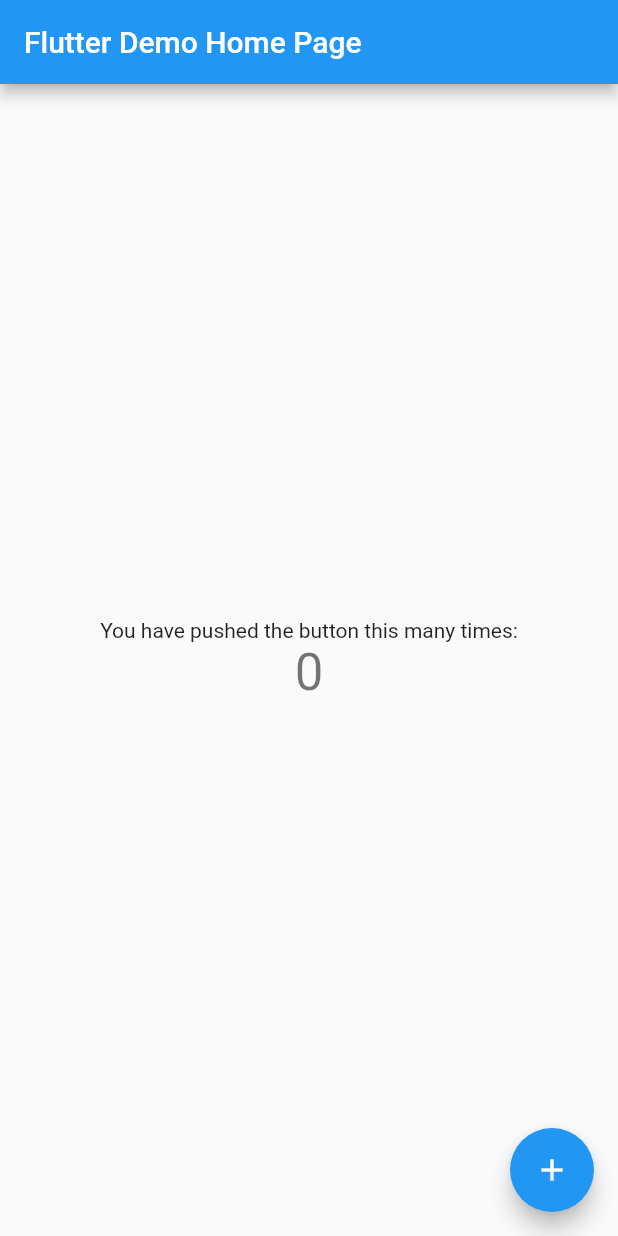
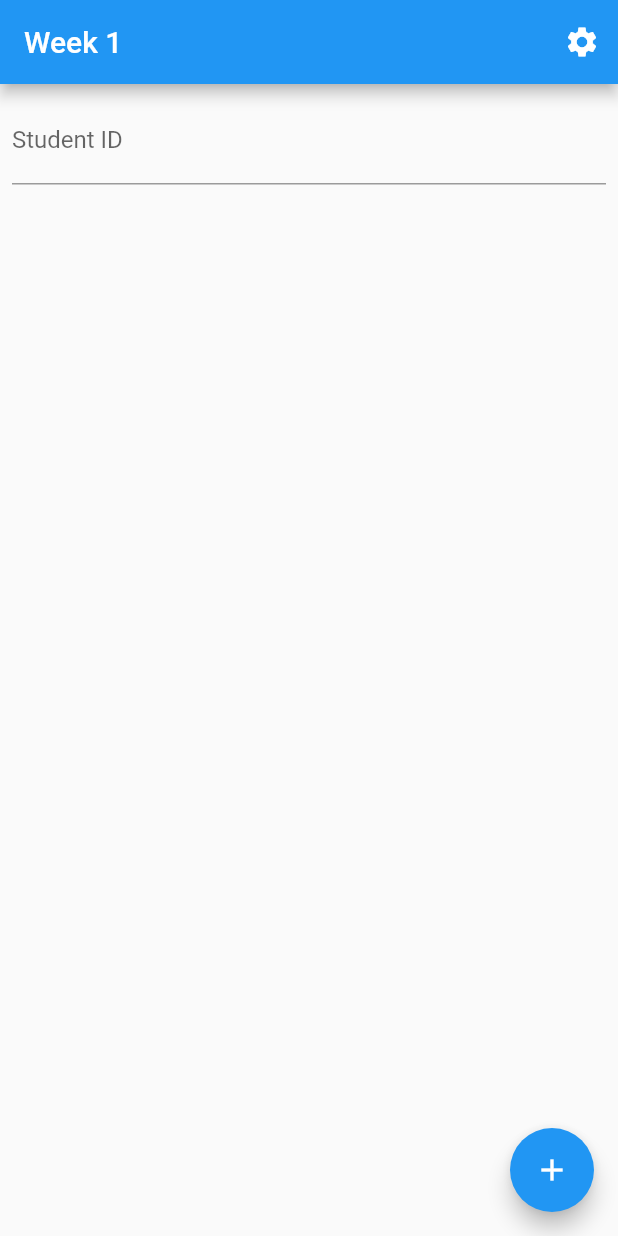
Before and after one commit to lfwells/kit305_week12_flutter_tutorial_marking_demo, a Flutter app: the screen it shows after launch, on a phone screen of 412 x 824 dp. Run offline on Flutter 3.47's test engine with Material 2 defaults, Android fonts, the phone set to English and light mode, and no system bars; our stand-ins replace cloud_firestore, firebase_core; accounts and stored records are empty; generated files the repository leaves out were written again.

Commit message:
done in the live session

```diff
--- /dev/null
+++ b/lib/grade.dart
@@ -0,0 +1,49 @@
+import 'package:json_annotation/json_annotation.dart';
+
+
+part 'grade.g.dart';
+
+/// An annotation for the code generator to know that this class needs the
+/// JSON serialization logic to be generated.
+@JsonSerializable()
+class Grade {
+  Grade(this.week, this.studentID, this.stringGrade, this.doubleGrade);
+
+  @JsonKey(ignore:true)
+  late String id;
+
+  @JsonKey(defaultValue: 1)
+  int week; //starting 1
+  @JsonKey(defaultValue: "110852")
+  String studentID;
+
+  //TODO: store grade type?
+  @JsonKey(required: false)
+  String? stringGrade; //HD, D, C, P, N
+  @JsonKey(defaultValue: 0)
+  double doubleGrade; //%, checkpoints, checkbox
+
+  @JsonKey(ignore: true)
+  String get displayGrade
+  {
+    var doubleGradeAsPerc = doubleGrade * 100;
+    if (stringGrade != null)
+    {
+      return "${stringGrade!} ($doubleGradeAsPerc %)";
+    }
+    else
+    {
+      return "$doubleGradeAsPerc%";
+    }
+  }
+
+  /// A necessary factory constructor for creating a new Grade instance
+  /// from a map. Pass the map to the generated `_$GradeFromJson()` constructor.
+  /// The constructor is named after the source class, in this case, User.
+  factory Grade.fromJson(Map<String, dynamic> json) => _$GradeFromJson(json);
+
+  /// `toJson` is the convention for a class to declare support for serialization
+  /// to JSON. The implementation simply calls the private, generated
+  /// helper method `_$UserToJson`.
+  Map<String, dynamic> toJson() => _$GradeToJson(this);
+}
--- /dev/null
+++ b/lib/grades_list.dart
@@ -0,0 +1,100 @@
+import 'package:flutter/material.dart';
+import 'package:kit305_week12_flutter_tutorial_marking_demo/grade.dart';
+import 'package:kit305_week12_flutter_tutorial_marking_demo/grades_provider.dart';
+import 'package:provider/provider.dart';
+
+class GradesList extends StatefulWidget {
+  const GradesList({Key? key, required this.week}) : super(key: key);
+
+  final int week;
+
+  @override
+  State<GradesList> createState() => _GradesListState();
+}
+
+class _GradesListState extends State<GradesList> {
+
+  @override
+  Widget build(BuildContext context) {
+    return Consumer<GradesProvider>(
+      builder: (context, gradesModel, _) {
+        if (gradesModel.loading)
+        {
+          return const Center(
+            child: CircularProgressIndicator(),
+          );
+        }
+
+        var thisWeeksGrades = gradesModel.getGradesForWeek(widget.week);
+
+        return TheGradesList(thisWeeksGrades: thisWeeksGrades);
+      }
+    );
+  }
+}
+
+class TheGradesList extends StatefulWidget {
+  const TheGradesList({
+    Key? key,
+    required this.thisWeeksGrades,
+  }) : super(key: key);
+
+  final List<Grade> thisWeeksGrades;
+
+  @override
+  State<TheGradesList> createState() => _TheGradesListState();
+}
+
+class _TheGradesListState extends State<TheGradesList> {
+  late List<Grade> filteredGrades;
+
+  @override
+  void initState() {
+    super.initState();
+    filteredGrades = widget.thisWeeksGrades;
+  }
+
+  @override
+  Widget build(BuildContext context) {
+    return Column(
+      children: [
+        Padding(
+          padding: const EdgeInsets.all(8.0),
+          child: TextFormField(
+            decoration: const InputDecoration(
+              labelText: "Student ID",
+            ),
+            onFieldSubmitted: (value) async {
+              //filter the list to only show the searched student id
+              if (value.isEmpty) {
+                setState(() => filteredGrades = widget.thisWeeksGrades );
+              } else {
+                setState(() => filteredGrades = widget.thisWeeksGrades.where((element) => element.studentID.toLowerCase().contains(value.toLowerCase())).toList() );
+              }
+            },
+          )
+        ),
+        Expanded(
+          child: ListView.builder(
+            itemCount: filteredGrades.length,
+             itemBuilder: (context, i) {
+              var grade = filteredGrades[i];
+              return Dismissible(
+                key: Key(grade.id),
+                onDismissed: (direction) {
+                  var gradesModel = Provider.of<GradesProvider>(context, listen: false);
+                  gradesModel.remove(grade);
+                },
+                background: Container(color: Colors.red),
+                child: ListTile(
+                 title: Text(grade.studentID),
+                 subtitle: Text(grade.displayGrade),
+                ),
+              );
+            },
+          ),
+        ),
+      ],
+    );
+  }
+}
--- /dev/null
+++ b/lib/grades_provider.dart
@@ -0,0 +1,60 @@
+
+
+import 'package:cloud_firestore/cloud_firestore.dart';
+import 'package:flutter/material.dart';
+import 'package:kit305_week12_flutter_tutorial_marking_demo/grade.dart';
+
+class GradesProvider extends ChangeNotifier
+{
+  final _collection = FirebaseFirestore.instance.collection("grades");
+
+  bool loading = true;
+  bool addLoading = false;
+  List<Grade> grades = [];
+
+  GradesProvider()
+  {
+    fetch();
+  }
+
+  Future fetch() async
+  {
+    //get the collection
+    var snapshot = await _collection.get();
+
+    for (var doc in snapshot.docs)
+    {
+      var grade = Grade.fromJson(doc.data());
+      grade.id = doc.id;
+      grades.add(grade);
+    }
+
+    loading = false;
+    notifyListeners();
+  }
+
+  Future add(Grade newGrade) async
+  {
+    addLoading = true;
+    notifyListeners();
+
+    await _collection.add(newGrade.toJson());
+
+    grades.add(newGrade);
+    addLoading = false;
+    notifyListeners();
+  }
+
+  Future remove(Grade grade) async
+  {
+    await _collection.doc(grade.id).delete();
+
+    grades.remove(grade);
+    notifyListeners();
+  }
+
+  List<Grade> getGradesForWeek(int week)
+  {
+    return grades.where((element) => element.week == week).toList();
+  }
+}
--- a/lib/main.dart
+++ b/lib/main.dart
@@ -1,7 +1,11 @@
 import 'package:flutter/material.dart';
 
 import 'package:firebase_core/firebase_core.dart';
+import 'package:kit305_week12_flutter_tutorial_marking_demo/grade.dart';
+import 'package:kit305_week12_flutter_tutorial_marking_demo/grades_provider.dart';
+import 'package:provider/provider.dart';
 import 'firebase_options.dart';
+import 'grades_list.dart';
 
 Future main() async {
   WidgetsFlutterBinding.ensureInitialized();
@@ -20,106 +24,76 @@
   // This widget is the root of your application.
   @override
   Widget build(BuildContext context) {
-    return MaterialApp(
-      title: 'Flutter Demo',
-      theme: ThemeData(
-        // This is the theme of your application.
-        //
-        // Try running your application with "flutter run". You'll see the
-        // application has a blue toolbar. Then, without quitting the app, try
-        // changing the primarySwatch below to Colors.green and then invoke
-        // "hot reload" (press "r" in the console where you ran "flutter run",
-        // or simply save your changes to "hot reload" in a Flutter IDE).
-        // Notice that the counter didn't reset back to zero; the application
-        // is not restarted.
-        primarySwatch: Colors.blue,
-      ),
-      home: const MyHomePage(title: 'Flutter Demo Home Page'),
+    return ChangeNotifierProvider<GradesProvider>(
+      create: (_) => GradesProvider(),
+      child:MaterialApp(
+        title: 'Flutter Demo',
+        theme: ThemeData(
+          primarySwatch: Colors.blue,
+        ),
+        home: const Tabs(),
+      )
     );
   }
 }
 
-class MyHomePage extends StatefulWidget {
-  const MyHomePage({super.key, required this.title});
 
-  // This widget is the home page of your application. It is stateful, meaning
-  // that it has a State object (defined below) that contains fields that affect
-  // how it looks.
-
-  // This class is the configuration for the state. It holds the values (in this
-  // case the title) provided by the parent (in this case the App widget) and
-  // used by the build method of the State. Fields in a Widget subclass are
-  // always marked "final".
-
-  final String title;
+class Tabs extends StatefulWidget {
+  const Tabs({Key? key}) : super(key: key);
 
   @override
-  State<MyHomePage> createState() => _MyHomePageState();
+  State<Tabs> createState() => _TabsState();
 }
 
-class _MyHomePageState extends State<MyHomePage> {
-  int _counter = 0;
-
-  void _incrementCounter() {
-    setState(() {
-      // This call to setState tells the Flutter framework that something has
-      // changed in this State, which causes it to rerun the build method below
-      // so that the display can reflect the updated values. If we changed
-      // _counter without calling setState(), then the build method would not be
-      // called again, and so nothing would appear to happen.
-      _counter++;
-    });
-  }
-
+class _TabsState extends State<Tabs>
+{
+  var currentWeek = 1;
   @override
   Widget build(BuildContext context) {
-    // This method is rerun every time setState is called, for instance as done
-    // by the _incrementCounter method above.
-    //
-    // The Flutter framework has been optimized to make rerunning build methods
-    // fast, so that you can just rebuild anything that needs updating rather
-    // than having to individually change instances of widgets.
+
+    //generate an array of 1..13
+    var weeks = List<int>.generate(13, (i) => i + 1);
+
     return Scaffold(
       appBar: AppBar(
-        // Here we take the value from the MyHomePage object that was created by
-        // the App.build method, and use it to set our appbar title.
-        title: Text(widget.title),
+        title: Text("Week $currentWeek"),
+        actions: [
+          IconButton(
+            onPressed: () {
+
+            },
+            icon: const Icon(Icons.settings),
+          )
+        ],
       ),
-      body: Center(
-        // Center is a layout widget. It takes a single child and positions it
-        // in the middle of the parent.
-        child: Column(
-          // Column is also a layout widget. It takes a list of children and
-          // arranges them vertically. By default, it sizes itself to fit its
-          // children horizontally, and tries to be as tall as its parent.
-          //
-          // Invoke "debug painting" (press "p" in the console, choose the
-          // "Toggle Debug Paint" action from the Flutter Inspector in Android
-          // Studio, or the "Toggle Debug Paint" command in Visual Studio Code)
-          // to see the wireframe for each widget.
-          //
-          // Column has various properties to control how it sizes itself and
-          // how it positions its children. Here we use mainAxisAlignment to
-          // center the children vertically; the main axis here is the vertical
-          // axis because Columns are vertical (the cross axis would be
-          // horizontal).
-          mainAxisAlignment: MainAxisAlignment.center,
-          children: <Widget>[
-            const Text(
-              'You have pushed the button this many times:',
-            ),
-            Text(
-              '$_counter',
-              style: Theme.of(context).textTheme.headline4,
-            ),
-          ],
-        ),
+      body: DefaultTabController(
+        length: 13,
+        child: Builder(
+          builder: (context) {
+            final tabController = DefaultTabController.of(context);
+            tabController?.addListener(() {
+              print("changed to tab ${tabController.index}");
+              setState(() {
+                currentWeek = tabController.index + 1;
+              });
+            });
+
+            return TabBarView(
+              children: weeks.map((week) => GradesList(week: week)).toList(),
+            );
+          }
+        )
       ),
-      floatingActionButton: FloatingActionButton(
-        onPressed: _incrementCounter,
-        tooltip: 'Increment',
-        child: const Icon(Icons.add),
-      ), // This trailing comma makes auto-formatting nicer for build methods.
+      floatingActionButton: Consumer<GradesProvider>(
+        builder: (context, gradesModel, _) {
+          return FloatingActionButton(
+            onPressed: () {
+              //gradesModel.add(Grade("Hello", "World"));
+            },
+            child: gradesModel.addLoading ? const Text("...") : const Icon(Icons.add),
+          );
+        }
+      ),
     );
   }
 }
--- a/pubspec.yaml
+++ b/pubspec.yaml
@@ -20,7 +20,7 @@
 version: 1.0.0+1
 
 environment:
-  sdk: '>=2.18.6 <3.0.0'
+  sdk: '>=2.17.1 <3.0.0'
 
 # Dependencies specify other packages that your package needs in order to work.
 # To automatically upgrade your package dependencies to the latest versions
@@ -38,6 +38,8 @@
   firebase_core:
   cloud_firestore:
 
+  json_annotation:
+
 
   # The following adds the Cupertino Icons font to your application.
   # Use with the CupertinoIcons class for iOS style icons.
@@ -46,6 +48,8 @@
 dev_dependencies:
   flutter_test:
     sdk: flutter
+  json_serializable:
+  build_runner:
 
   # The "flutter_lints" package below contains a set of recommended lints to
   # encourage good coding practices. The lint set provided by the package is
```
Also changed, not shown: pubspec.lock, 10 other files.
